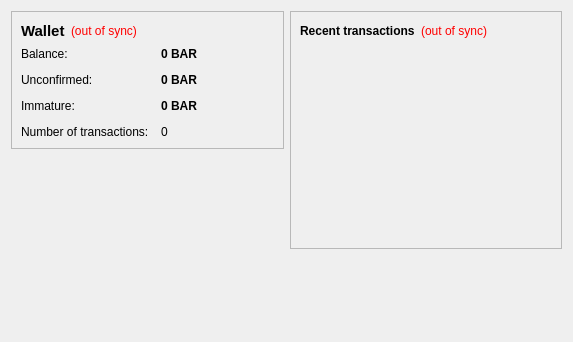
Above: src/qt/forms/overviewpage.ui from GriffGreen/Coconuts before the change. Below: the same form after it.
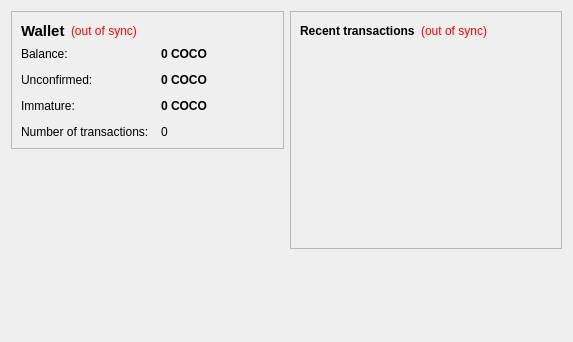
That is the form after the change.

Diff of the .ui file:
```diff
--- a/src/qt/forms/overviewpage.ui
+++ b/src/qt/forms/overviewpage.ui
@@ -105,7 +105,7 @@
              <string>Your current balance</string>
             </property>
             <property name="text">
-             <string notr="true">0 BAR</string>
+             <string notr="true">0 COCO</string>
             </property>
             <property name="textInteractionFlags">
              <set>Qt::LinksAccessibleByMouse|Qt::TextSelectableByKeyboard|Qt::TextSelectableByMouse</set>
@@ -134,7 +134,7 @@
              <string>Total of transactions that have yet to be confirmed, and do not yet count toward the current balance</string>
             </property>
             <property name="text">
-             <string notr="true">0 BAR</string>
+             <string notr="true">0 COCO</string>
             </property>
             <property name="textInteractionFlags">
              <set>Qt::LinksAccessibleByMouse|Qt::TextSelectableByKeyboard|Qt::TextSelectableByMouse</set>
@@ -177,7 +177,7 @@
              <string>Mined balance that has not yet matured</string>
             </property>
             <property name="text">
-             <string notr="true">0 BAR</string>
+             <string notr="true">0 COCO</string>
             </property>
             <property name="textInteractionFlags">
              <set>Qt::LinksAccessibleByMouse|Qt::TextSelectableByKeyboard|Qt::TextSelectableByMouse</set>
```
Left out of the diff: 4 changed lines with no effect on the pictures.
